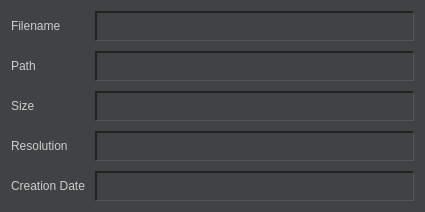
Before: the Qt Designer form ui/detailsdialog.ui in minils/EasySlideshow, drawn with Qt 5.
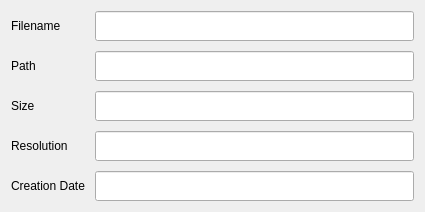
After: the same form once the commit is applied. Icons and pictures are not drawn.

What changed in the file:
```diff
--- a/ui/detailsdialog.ui
+++ b/ui/detailsdialog.ui
@@ -23,57 +23,6 @@
    <iconset resource="../resources.qrc">
     <normaloff>:/icon/app</normaloff>:/icon/app</iconset>
   </property>
-  <property name="styleSheet">
-   <string notr="true">QWidget {
-    background-color: #404244;
-    color: #cccccc;
-}
-
-QLabel,QPushButton,QRadioButton,QSpinBox,QLineEdit,QComboBox,QComboBox:selected {
-    background-color: #404244;
-    color: #cccccc;
-}
-
-QComboBox
-{
-    background-color: #404244;
-    color: #cccccc;
-    padding: 1px 0px 1px 3px; /* Needed to enable the previously defined colors! */
-}
-
-QSpinBox, QLineEdit {
-    border-image: none;
-    border-style: solid;
-    border-color: #222 #555 #555 #222;
-    border-width: 2px 1px 1px 2px;
-}
-
-QSpinBox::up-button {
-    border-image: none;
-    color: #cccccc;
-}
-
-QSpinBox::down-button {
-    border-image: none;
-    color: #cccccc;
-}
-
-QPushButton:focus, QRadioButton:focus {
-    outline: none;
-}
-
-QRadioButton::indicator {
-    image: none;
-    border-style: solid;
-    border-color: #222 #555 #555 #222;
-    border-width: 2px 1px 1px 2px;
-}
-
-QRadioButton::indicator::checked {
-    image: url(:/radiobtn/checked);
-}
-</string>
-  </property>
   <property name="locale">
    <locale language="English" country="UnitedStates"/>
   </property>
```
